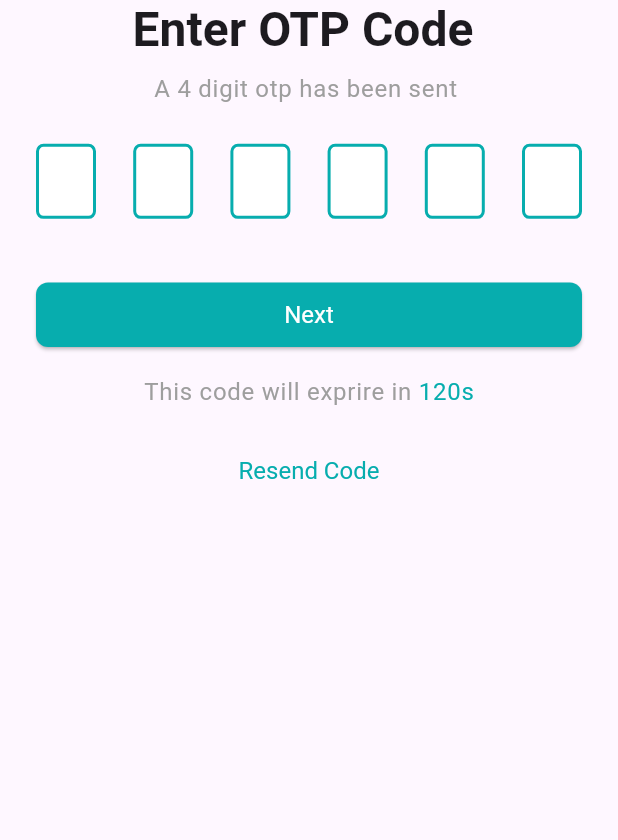
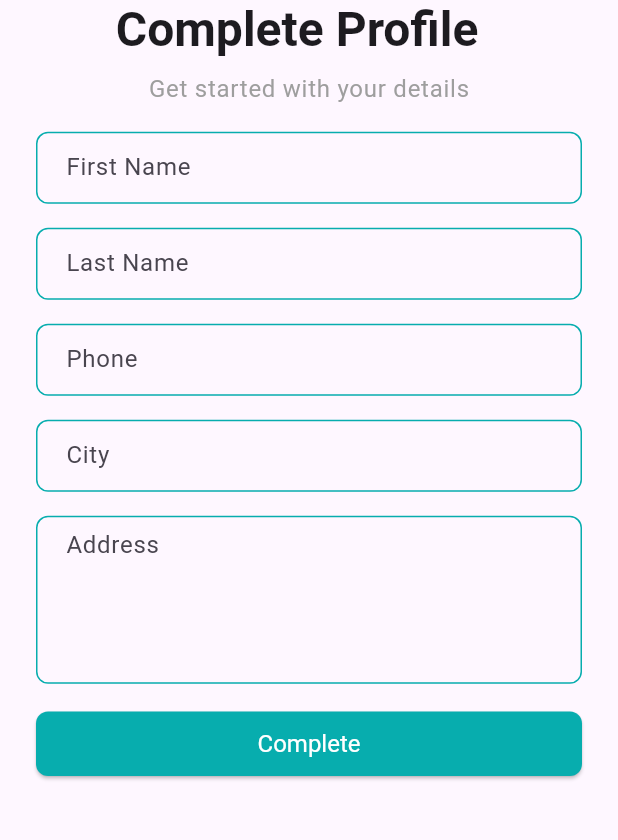
Before and after one commit to shahriarEfti/crafty_bay, a Flutter app: the OtpVerificationScreen screen opened directly, after a tap on "Next", on a phone screen of 412 x 824 dp, the part 317-1157 px from its top. Run offline on Flutter 3.47's test engine with Material 3 defaults, Android fonts, the phone set to English and light mode, and no system bars; drawn by our look-alikes of pin_code_fields; our stand-ins replace flutter_svg, get.

Commit message:
Add Complete Profile Ui design

```diff
--- /dev/null
+++ b/lib/presentation/ui/screens/complete_profile_screen.dart
@@ -0,0 +1,112 @@
+import 'package:crafty_bay/presentation/ui/screens/otp_verification_screen.dart';
+
+import 'package:crafty_bay/presentation/ui/widgets/app_logo_widget.dart';
+import 'package:flutter/cupertino.dart';
+import 'package:flutter/material.dart';
+import 'package:get/get.dart';
+import 'package:get/get_core/src/get_main.dart';
+
+class CompleteProfileScreen extends StatefulWidget {
+  const CompleteProfileScreen({super.key});
+
+  @override
+  State<CompleteProfileScreen> createState() => _CompleteProfileScreenState();
+}
+
+class _CompleteProfileScreenState extends State<CompleteProfileScreen> {
+
+  final TextEditingController _firstnameTEController = TextEditingController();
+  final TextEditingController _lastnameTEController = TextEditingController();
+  final TextEditingController _phoneTEController = TextEditingController();
+  final TextEditingController _cityTEController = TextEditingController();
+  final TextEditingController _addressTEController = TextEditingController();
+
+  @override
+  Widget build(BuildContext context) {
+    return Scaffold(
+      body: SingleChildScrollView(
+        child: Padding(
+          padding: const EdgeInsets.all(24),
+          child: Column(
+            children: [
+              SizedBox(height: 82,),
+              AppLogoWidget(),
+              Text("Complete Profile  ", style: Theme.of(context).textTheme.headlineLarge),
+              SizedBox(height: 8,),
+              Text("Get started with your details",
+                style: Theme.of(context).textTheme.bodyLarge?.copyWith(color: Colors.grey),),
+              SizedBox(height: 16,),
+              TextFormField(
+                controller: _firstnameTEController,
+                textInputAction: TextInputAction.next,
+                decoration: InputDecoration(
+                  hintText: 'First Name'
+                ),
+              ),
+              SizedBox(height: 16,),
+              TextFormField(
+                controller: _lastnameTEController,
+                textInputAction: TextInputAction.next,
+                decoration: InputDecoration(
+                    hintText: 'Last Name'
+                ),
+              ),
+              SizedBox(height: 16,),
+              TextFormField(
+                controller: _phoneTEController,
+                textInputAction: TextInputAction.next,
+                keyboardType: TextInputType.number,
+                decoration: InputDecoration(
+                    hintText: 'Phone'
+                ),
+              ),
+              SizedBox(height: 16,),
+              TextFormField(
+                controller: _cityTEController,
+                textInputAction: TextInputAction.next,
+                decoration: InputDecoration(
+                    hintText: 'City'
+                ),
+              ),
+              SizedBox(height: 16,),
+              TextFormField(
+                controller: _addressTEController,
+                textInputAction: TextInputAction.next,
+                maxLines: 4,
+                decoration: InputDecoration(
+
+                    hintText: 'Address'
+                ),
+              ),
+              SizedBox(height: 16,),
+              ElevatedButton(
+
+
+
+                  onPressed: _onTapNextScreen, child: Text('Complete')),
+
+            ],
+          ),
+        ),
+      ),
+    );
+
+
+    }
+  void _onTapNextScreen (){
+    Get.to(()=> const OtpVerificationScreen());
+
+  }
+  @override
+  void dispose() {
+ _addressTEController.dispose();
+ _cityTEController.dispose();
+ _firstnameTEController.dispose();
+ _lastnameTEController.dispose();
+ _phoneTEController.dispose();
+    super.dispose();
+  }
+
+}
+
+//Complete Profile screen ta dekhar jonno otp button use korci oita pore thik korte hobe ####################################################
--- a/lib/presentation/ui/screens/otp_verification_screen.dart
+++ b/lib/presentation/ui/screens/otp_verification_screen.dart
@@ -1,7 +1,10 @@
+import 'package:crafty_bay/presentation/ui/screens/complete_profile_screen.dart';
 import 'package:crafty_bay/presentation/ui/utils/app_color.dart';
 import 'package:crafty_bay/presentation/ui/widgets/app_logo_widget.dart';
 import 'package:flutter/cupertino.dart';
 import 'package:flutter/material.dart';
+import 'package:get/get.dart';
+import 'package:get/get_core/src/get_main.dart';
 import 'package:pin_code_fields/pin_code_fields.dart';
 
 class OtpVerificationScreen extends StatefulWidget {
@@ -57,7 +60,7 @@ class _OtpVerificationScreenState extends State<OtpVerificationScreen> {
 
 
 
-                  onPressed: (){}, child: Text('Next')),
+                  onPressed: _onTapNext, child: Text('Next')),
               SizedBox(height: 16,),
               RichText(text: TextSpan(
                 text: 'This code will exprire in ',
@@ -78,7 +81,13 @@ class _OtpVerificationScreenState extends State<OtpVerificationScreen> {
           ),
         ),
       ),
+
     );
+
+
+  }
+  void _onTapNext (){
+    Get.to(()=>const CompleteProfileScreen());
 
   }
   @override
```
